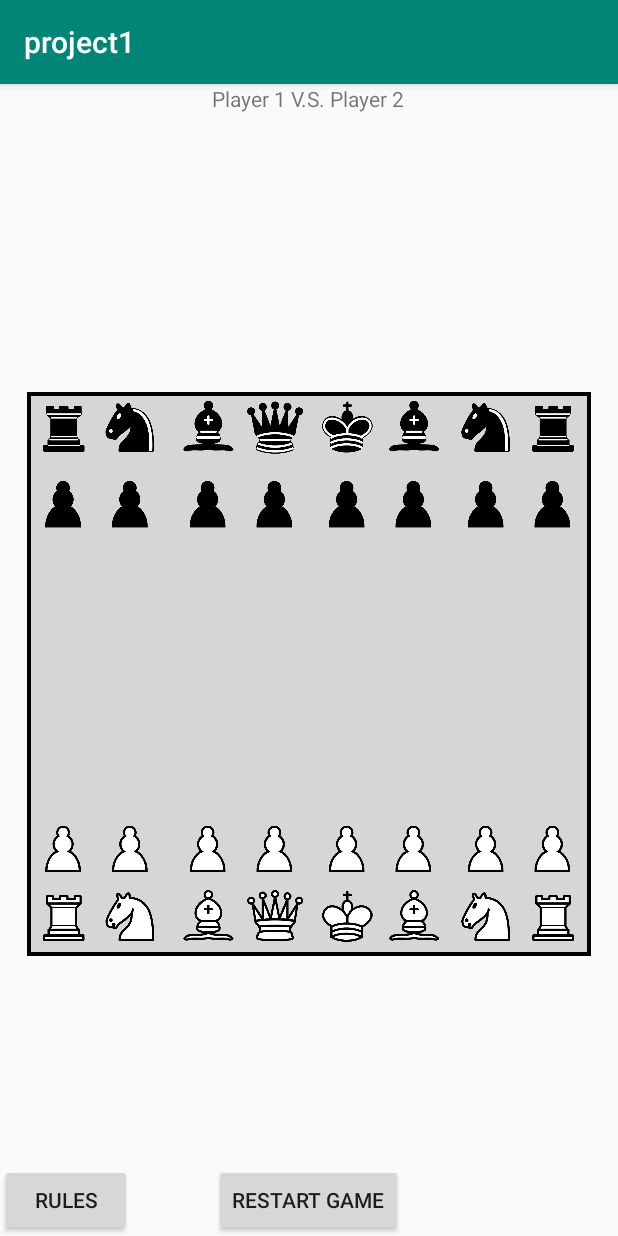
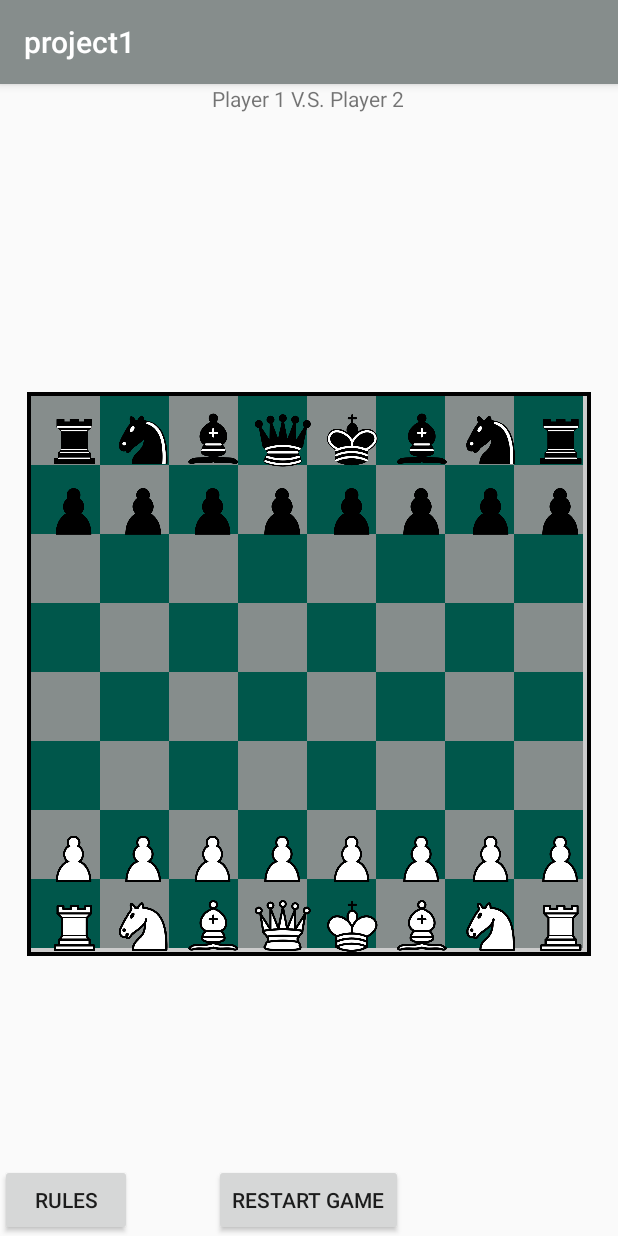
Before and after one commit to dly0724/Android-Chess-Game, an Android app: the GamePlay screen opened directly, with no data from a screen before it, on a phone screen of 412 x 824 dp. Run offline under Robolectric (Android 15) with nearby library versions, the phone set to English and light mode, and no system bars.

Commit message:
improved drawing board and pieces added two activities' land view (wait for further layout work)

```diff
--- a/app/src/main/java/edu/msu/yangziya/project1/ChessPiece.java
+++ b/app/src/main/java/edu/msu/yangziya/project1/ChessPiece.java
@@ -59,13 +59,13 @@ public class ChessPiece {
         canvas.save();
 
         // Convert x,y to pixels and add the margin, then draw
-        canvas.translate(marginX + x * boardSize, marginY + y * boardSize);
+        canvas.translate(marginX + x/8 * boardSize, marginY + y/8* boardSize);
 
         // Scale it to the right size
         canvas.scale(scaleFactor, scaleFactor);
 
         // This magic code makes the center of the piece at 0, 0
-        canvas.translate(-piece.getWidth() / 2f, -piece.getHeight() / 2f);
+        canvas.translate(-piece.getWidth()*0.9f , -piece.getHeight()*0.9f );
 
         // Draw the bitmap
         canvas.drawBitmap(piece, 0, 0, null);
--- a/app/src/main/java/edu/msu/yangziya/project1/Game.java
+++ b/app/src/main/java/edu/msu/yangziya/project1/Game.java
@@ -11,6 +11,8 @@ import android.graphics.RectF;
 import android.graphics.drawable.BitmapDrawable;
 import android.graphics.drawable.Drawable;
 import android.util.AttributeSet;
+
+import androidx.core.content.ContextCompat;
 
 import java.util.ArrayList;
 
@@ -27,6 +29,8 @@ public class Game {
      * Paint for filling the area the game is in
      */
     private Paint fillPaint;
+    private Paint Dark;
+    private Paint Light;
 
     /**
      * Paint for outlining the area the game is in
@@ -38,7 +42,7 @@ public class Game {
      */
     private Bitmap gameComplete;
 
-    private float scaleFactor = 0.6f;
+    private float scaleFactor = 0.8f;
 
     private Paint paint1;
 
@@ -69,6 +73,14 @@ public class Game {
         paint1 = new Paint(Paint.ANTI_ALIAS_FLAG);
         paint1.setColor(0xff00ff00);
 
+        Dark = new Paint(Paint.ANTI_ALIAS_FLAG);
+        int color_D = ContextCompat.getColor(context, R.color.colorPrimaryDark);
+        Dark.setColor(color_D);
+
+        Light = new Paint(Paint.ANTI_ALIAS_FLAG);
+        int color_L = ContextCompat.getColor(context, R.color.colorPrimary);
+        Light.setColor(color_L);
+
         // Load the solved puzzle image
         gameComplete = BitmapFactory.decodeResource(context.getResources(), R.drawable.ic_launcher_background);
 //        Drawable drawable = ContextCompat(context, R.drawable.ic_launcher_background);
@@ -85,28 +97,28 @@ public class Game {
         //
 
         // Rooks
-        pieces.add(new ChessPiece(context, R.drawable.chess_rdt45, 0.059f, 0.055f));
-        pieces.add(new ChessPiece(context, R.drawable.chess_rdt45, 0.939f, 0.055f));
+        pieces.add(new ChessPiece(context, R.drawable.chess_rdt45,1 ,1 ));
+        pieces.add(new ChessPiece(context, R.drawable.chess_rdt45,8,1 ));
         // Knights
-        pieces.add(new ChessPiece(context, R.drawable.chess_ndt45, 0.179f, 0.055f));
-        pieces.add(new ChessPiece(context, R.drawable.chess_ndt45, 0.819f, 0.055f));
+        pieces.add(new ChessPiece(context, R.drawable.chess_ndt45,2 ,1 ));
+        pieces.add(new ChessPiece(context, R.drawable.chess_ndt45, 7,1 ));
         // Bishops
-        pieces.add(new ChessPiece(context, R.drawable.chess_bdt45, 0.319f, 0.055f));
-        pieces.add(new ChessPiece(context, R.drawable.chess_bdt45, 0.689f, 0.055f));
+        pieces.add(new ChessPiece(context, R.drawable.chess_bdt45, 3, 1));
+        pieces.add(new ChessPiece(context, R.drawable.chess_bdt45, 6, 1));
         // Queen
-        pieces.add(new ChessPiece(context, R.drawable.chess_qdt45, 0.439f, 0.055f));
+        pieces.add(new ChessPiece(context, R.drawable.chess_qdt45,4,1 ));
         // King
-        pieces.add(new ChessPiece(context, R.drawable.chess_kdt45, 0.569f, 0.055f));
+        pieces.add(new ChessPiece(context, R.drawable.chess_kdt45,5 , 1));
 
         // Pawns
-        pieces.add(new ChessPiece(context, R.drawable.chess_pdt45, 0.059f, 0.19f));  // Leftmost
-        pieces.add(new ChessPiece(context, R.drawable.chess_pdt45, 0.179f, 0.19f));
-        pieces.add(new ChessPiece(context, R.drawable.chess_pdt45, 0.319f, 0.19f));
-        pieces.add(new ChessPiece(context, R.drawable.chess_pdt45, 0.439f, 0.19f));
-        pieces.add(new ChessPiece(context, R.drawable.chess_pdt45, 0.569f, 0.19f));
-        pieces.add(new ChessPiece(context, R.drawable.chess_pdt45, 0.689f, 0.19f));
-        pieces.add(new ChessPiece(context, R.drawable.chess_pdt45, 0.819f, 0.19f));
-        pieces.add(new ChessPiece(context, R.drawable.chess_pdt45, 0.939f, 0.19f)); // Rightmost
+        pieces.add(new ChessPiece(context, R.drawable.chess_pdt45,1 ,2 ));  // Leftmost
+        pieces.add(new ChessPiece(context, R.drawable.chess_pdt45,2 ,2 ));
+        pieces.add(new ChessPiece(context, R.drawable.chess_pdt45, 3,2 ));
+        pieces.add(new ChessPiece(context, R.drawable.chess_pdt45, 4,2 ));
+        pieces.add(new ChessPiece(context, R.drawable.chess_pdt45,5 , 2));
+        pieces.add(new ChessPiece(context, R.drawable.chess_pdt45, 6,2 ));
+        pieces.add(new ChessPiece(context, R.drawable.chess_pdt45,7 ,2 ));
+        pieces.add(new ChessPiece(context, R.drawable.chess_pdt45,8 ,2 )); // Rightmost
 
 
         //
@@ -114,28 +126,28 @@ public class Game {
         //
 
         // Rooks
-        pieces.add(new ChessPiece(context, R.drawable.chess_rlt45, 0.059f, 0.935f));
-        pieces.add(new ChessPiece(context, R.drawable.chess_rlt45, 0.939f, 0.935f));
+        pieces.add(new ChessPiece(context, R.drawable.chess_rlt45, 1, 8));
+        pieces.add(new ChessPiece(context, R.drawable.chess_rlt45, 8, 8));
         // Knights
-        pieces.add(new ChessPiece(context, R.drawable.chess_nlt45, 0.179f, 0.935f));
-        pieces.add(new ChessPiece(context, R.drawable.chess_nlt45, 0.819f, 0.935f));
+        pieces.add(new ChessPiece(context, R.drawable.chess_nlt45, 2, 8));
+        pieces.add(new ChessPiece(context, R.drawable.chess_nlt45, 7, 8));
         // Bishops
-        pieces.add(new ChessPiece(context, R.drawable.chess_blt45, 0.319f, 0.935f));
-        pieces.add(new ChessPiece(context, R.drawable.chess_blt45, 0.689f, 0.935f));
+        pieces.add(new ChessPiece(context, R.drawable.chess_blt45, 3, 8));
+        pieces.add(new ChessPiece(context, R.drawable.chess_blt45, 6, 8));
         // Queen
-        pieces.add(new ChessPiece(context, R.drawable.chess_qlt45, 0.439f, 0.935f));
+        pieces.add(new ChessPiece(context, R.drawable.chess_qlt45, 4, 8));
         // King
-        pieces.add(new ChessPiece(context, R.drawable.chess_klt45, 0.569f, 0.935f));
+        pieces.add(new ChessPiece(context, R.drawable.chess_klt45, 5, 8));
 
         // Pawns
-        pieces.add(new ChessPiece(context, R.drawable.chess_plt45, 0.059f, 0.81f)); // Leftmost
-        pieces.add(new ChessPiece(context, R.drawable.chess_plt45, 0.179f, 0.81f));
-        pieces.add(new ChessPiece(context, R.drawable.chess_plt45, 0.319f, 0.81f));
-        pieces.add(new ChessPiece(context, R.drawable.chess_plt45, 0.439f, 0.81f));
-        pieces.add(new ChessPiece(context, R.drawable.chess_plt45, 0.569f, 0.81f));
-        pieces.add(new ChessPiece(context, R.drawable.chess_plt45, 0.689f, 0.81f));
-        pieces.add(new ChessPiece(context, R.drawable.chess_plt45, 0.819f, 0.81f));
-        pieces.add(new ChessPiece(context, R.drawable.chess_plt45, 0.939f, 0.81f));  // Rightmost
+        pieces.add(new ChessPiece(context, R.drawable.chess_plt45, 1, 7)); // Leftmost
+        pieces.add(new ChessPiece(context, R.drawable.chess_plt45, 2, 7));
+        pieces.add(new ChessPiece(context, R.drawable.chess_plt45, 3, 7));
+        pieces.add(new ChessPiece(context, R.drawable.chess_plt45, 4, 7));
+        pieces.add(new ChessPiece(context, R.drawable.chess_plt45, 5, 7));
+        pieces.add(new ChessPiece(context, R.drawable.chess_plt45, 6, 7));
+        pieces.add(new ChessPiece(context, R.drawable.chess_plt45, 7, 7));
+        pieces.add(new ChessPiece(context, R.drawable.chess_plt45, 8, 7));  // Rightmost
     }
 
     public void draw(Canvas canvas) {
@@ -167,14 +179,22 @@ public class Game {
 
         // Draw the outline of the game area
 
-        canvas.drawRect(marginX, marginY, marginX + gameSize,
-                marginY + gameSize, fillPaint);
+        canvas.drawRect(marginX, marginY, marginX + gameSize,marginY + gameSize, fillPaint);
 
-        /////////////////////////////////////////////
-        //New CODE! --Laura
-        canvas.drawBitmap(basebitmap, null, new RectF(marginX, marginY, marginX + gameSize, marginY + gameSize), null);
-        /////////////////////////////////////////////
-
+        float legnthPerBlck = gameSize/8;
+        for (int i =0; i<8;i++){
+            for (int j=0; j<8; j++){
+                if ((i+j)%2 ==1){
+                    canvas.drawRect(marginX+legnthPerBlck*j, marginY+legnthPerBlck*i,
+                    marginX + legnthPerBlck*(j+1), marginY+legnthPerBlck*(i+1), Dark);
+                }
+                else{
+                    canvas.drawRect(marginX+legnthPerBlck*i, marginY+legnthPerBlck*j,
+                    marginX + legnthPerBlck*(i+1), marginY+legnthPerBlck*(j+1), Light);
+                }
+            }
+        }
+        canvas.save();
         // Draw the board image
 //        canvas.drawBitmap(boardImage, 0, 0, fillPaint);
         for(ChessPiece piece : pieces) {
--- /dev/null
+++ b/app/src/main/res/layout-land/activity_game_play.xml
@@ -0,0 +1,42 @@
+<?xml version="1.0" encoding="utf-8"?>
+<RelativeLayout xmlns:android="http://schemas.android.com/apk/res/android"
+    xmlns:app="http://schemas.android.com/apk/res-auto"
+    xmlns:tools="http://schemas.android.com/tools"
+    android:layout_width="match_parent"
+    android:layout_height="match_parent"
+    android:orientation="vertical"
+    tools:context=".GamePlay">
+
+    <TextView
+        android:id="@+id/PlayVSInfo"
+        android:layout_width="wrap_content"
+        android:layout_height="wrap_content"
+        android:layout_centerHorizontal="true"
+        android:text="@string/playVSInfo" />
+
+    <Button
+        android:id="@+id/Restart"
+        android:layout_width="wrap_content"
+        android:layout_height="wrap_content"
+        android:layout_alignBottom="@id/gameView"
+        android:layout_centerHorizontal="true"
+        android:onClick="onRestart"
+        android:text="@string/restart" />
+
+    <Button
+        android:id="@+id/ReviewRules"
+        android:layout_width="wrap_content"
+        android:layout_height="wrap_content"
+        android:layout_alignBottom="@id/gameView"
+        android:onClick="onShowRules"
+        android:text="@string/Rule_button" />
+
+    <view
+        android:id="@+id/gameView"
+        class="edu.msu.yangziya.project1.GameView"
+        android:layout_width="match_parent"
+        android:layout_height="wrap_content"
+        android:layout_below="@id/PlayVSInfo"
+        android:gravity="center"/>
+
+</RelativeLayout>
--- /dev/null
+++ b/app/src/main/res/layout-land/activity_main.xml
@@ -0,0 +1,31 @@
+<?xml version="1.0" encoding="utf-8"?>
+<LinearLayout xmlns:android="http://schemas.android.com/apk/res/android"
+    xmlns:app="http://schemas.android.com/apk/res-auto"
+    xmlns:tools="http://schemas.android.com/tools"
+    android:layout_width="match_parent"
+    android:layout_height="match_parent"
+    android:orientation="vertical"
+    tools:context=".MainActivity">
+
+    <ImageView
+        android:id="@+id/CoverPic"
+        android:layout_width="match_parent"
+        android:layout_height="285dp"
+        android:contentDescription="@string/CoverPic"
+        app:srcCompat="@drawable/chess_bdt45" />
+
+    <Button
+        android:id="@+id/start"
+        android:layout_width="match_parent"
+        android:layout_height="wrap_content"
+        android:onClick="onStartGame"
+        android:text="@string/start_game" />
+
+    <Button
+        android:id="@+id/rule"
+        android:layout_width="match_parent"
+        android:layout_height="wrap_content"
+        android:onClick="onShowRules"
+        android:text="@string/Rule_button" />
+
+</LinearLayout>
--- a/app/src/main/res/values/colors.xml
+++ b/app/src/main/res/values/colors.xml
@@ -1,6 +1,6 @@
 <?xml version="1.0" encoding="utf-8"?>
 <resources>
-    <color name="colorPrimary">#008577</color>
+    <color name="colorPrimary">#868D8C</color>
     <color name="colorPrimaryDark">#00574B</color>
     <color name="colorAccent">#D81B60</color>
 </resources>
```
